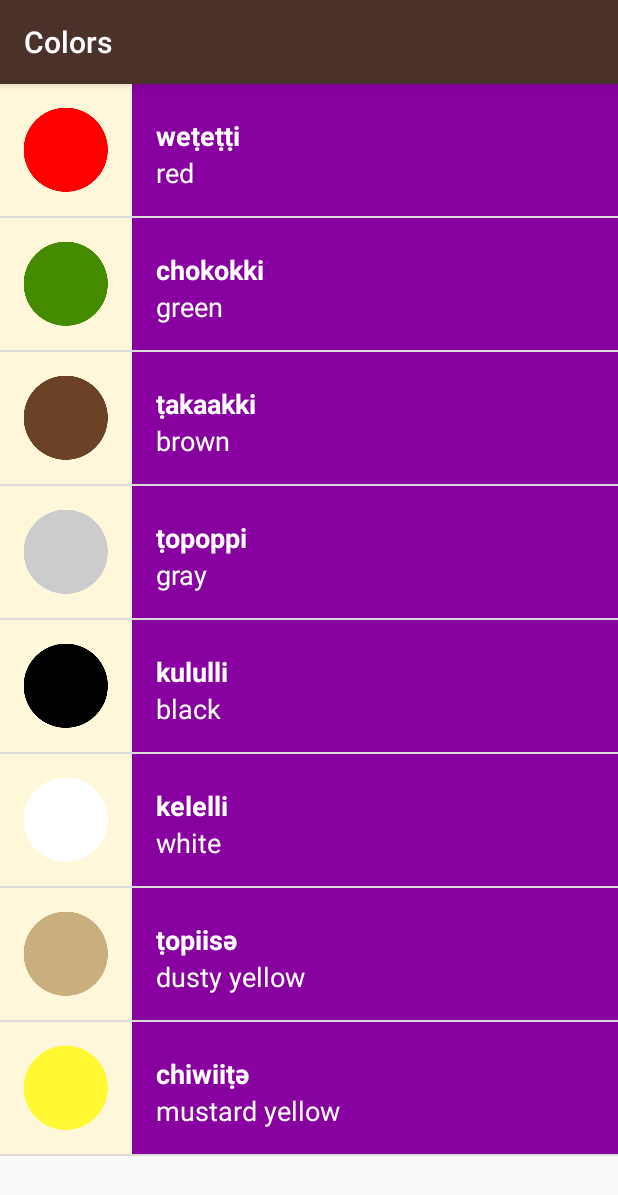
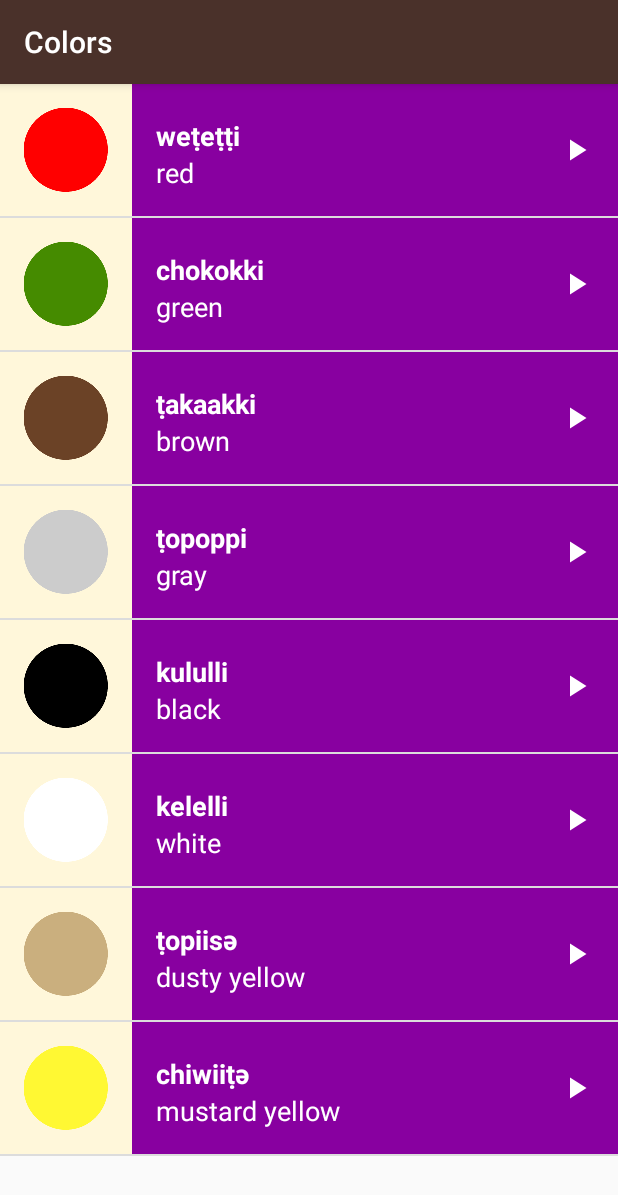
Before and after one commit to OwaisChunawala/Miwok, an Android app: the ColorsActivity screen opened directly, with no data from a screen before it, on a phone screen of 412 x 824 dp. Shown: the top 1195 px of the screen. Run offline under Robolectric (Android 15) with nearby library versions, the phone set to English and light mode, and no system bars.

Commit message:
added play button

```diff
--- a/app/src/main/res/layout/list_item.xml
+++ b/app/src/main/res/layout/list_item.xml
@@ -12,10 +12,10 @@
         android:layout_width="88dp"
         android:layout_height="88dp"
         android:src="@mipmap/ic_launcher" />
-        <!--android:layout_marginBottom="8dp"-->
-        <!--android:layout_marginTop="8dp"-->
 
-
+    <RelativeLayout
+        android:layout_width="match_parent"
+        android:layout_height="88dp">
     <LinearLayout
         android:layout_width="match_parent"
         android:layout_height="88dp"
@@ -41,6 +41,14 @@
             tools:text="one"
             android:textSize="18sp"
             android:textColor="#FFFFFF"/>
+    </LinearLayout>
+        <ImageView
+            android:layout_width="24dp"
+            android:layout_height="24dp"
+            android:src="@drawable/ic_play_arrow_white_24dp"
+            android:layout_alignParentRight="true"
+            android:layout_centerVertical="true"
+            android:layout_marginRight="16dp"/>
+    </RelativeLayout>
 
-    </LinearLayout>
 </LinearLayout>
```
Also changed, not shown: app/src/main/res/drawable-hdpi/ic_play_arrow_white_24dp.png (added), app/src/main/res/drawable-mdpi/ic_play_arrow_white_24dp.png (added), app/src/main/res/drawable-xhdpi/ic_play_arrow_white_24dp.png (added), app/src/main/res/drawable-xxhdpi/ic_play_arrow_white_24dp.png (added), app/src/main/res/drawable-xxxhdpi/ic_play_arrow_white_24dp.png (added).
